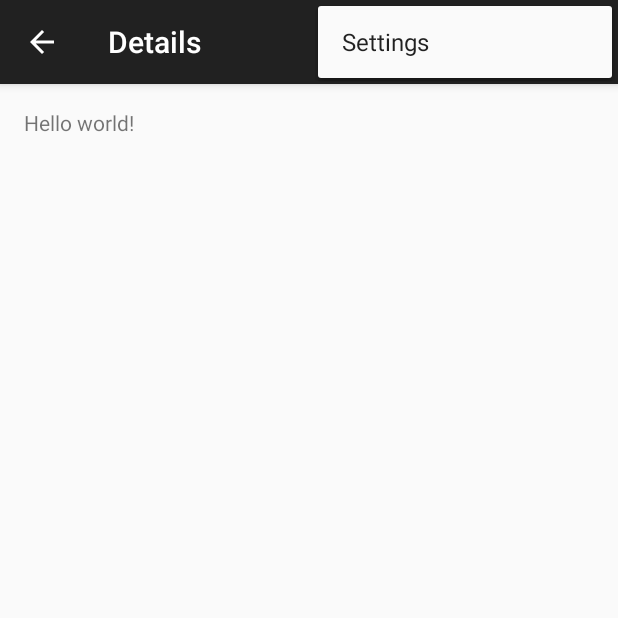
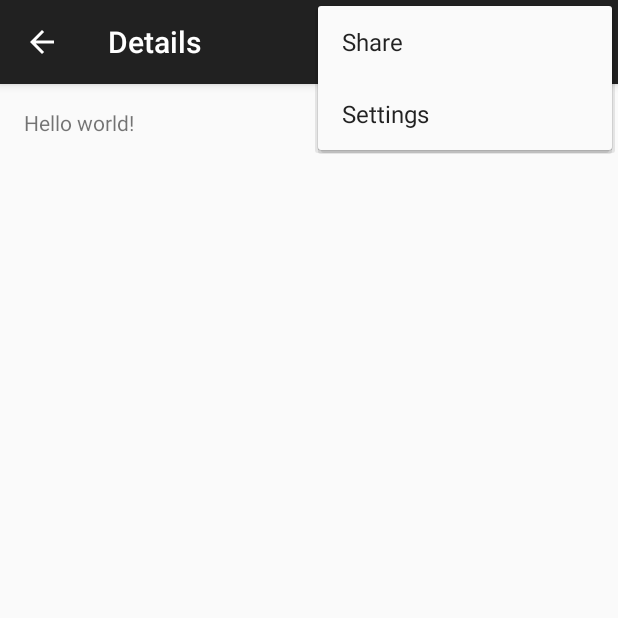
Before and after one commit to artemdemo/android-nerd-guide, an Android app: the DetailActivity screen opened directly, with no data from a screen before it, with the options menu open, on a phone screen of 412 x 824 dp, the top half of it. Run offline under Robolectric (Android 15) with nearby library versions, the phone set to English and light mode, and no system bars.

Commit message:
Added sharing, still there is some bugs with functionality

```diff
--- a/USunWeather/app/src/main/java/me/artemdemo/usunweather/DetailActivity.java
+++ b/USunWeather/app/src/main/java/me/artemdemo/usunweather/DetailActivity.java
@@ -1,12 +1,16 @@
 package me.artemdemo.usunweather;
 
 import android.content.Intent;
+import android.support.v4.view.MenuItemCompat;
 import android.support.v7.app.ActionBarActivity;
 import android.support.v7.app.ActionBar;
 import android.support.v4.app.Fragment;
 import android.os.Bundle;
+import android.support.v7.widget.ShareActionProvider;
+import android.util.Log;
 import android.view.LayoutInflater;
 import android.view.Menu;
+import android.view.MenuInflater;
 import android.view.MenuItem;
 import android.view.View;
 import android.view.ViewGroup;
@@ -22,10 +26,11 @@ public class DetailActivity extends ActionBarActivity {
         setContentView(R.layout.activity_detail);
         if (savedInstanceState == null) {
             getSupportFragmentManager().beginTransaction()
-                    .add(R.id.container, new PlaceholderFragment())
+                    .add(R.id.container, new DetailFragment())
                     .commit();
         }
     }
+
 
 
     @Override
@@ -54,9 +59,31 @@ public class DetailActivity extends ActionBarActivity {
     /**
      * A placeholder fragment containing a simple view.
      */
-    public static class PlaceholderFragment extends Fragment {
+    public static class DetailFragment extends Fragment {
 
-        public PlaceholderFragment() {
+        private static final String LOG_TAG = DetailFragment.class.getSimpleName();
+
+        private static final String FORECAST_SHARE_HASHTAG = " #SunshineApp";
+        private String mForecastStr;
+
+        public DetailFragment() {
+            setHasOptionsMenu(true);
+        }
+
+        @Override
+        public void onCreateOptionsMenu(Menu menu, MenuInflater inflater) {
+            inflater.inflate(R.menu.detailfragment, menu);
+
+            MenuItem menuItem = menu.findItem(R.id.action_share);
+
+            ShareActionProvider mShareActionProvider =
+                    (ShareActionProvider) MenuItemCompat.getActionProvider(menuItem);
+
+            if (mShareActionProvider != null) {
+                mShareActionProvider.setShareIntent(createShareForecastIntent());
+            } else {
+                Log.d(LOG_TAG, "Share Action Provider is null...");
+            }
         }
 
         @Override
@@ -65,11 +92,20 @@ public class DetailActivity extends ActionBarActivity {
             View rootView = inflater.inflate(R.layout.fragment_detail, container, false);
             Intent intent = getActivity().getIntent();
             if ( intent != null && intent.hasExtra(Intent.EXTRA_TEXT) ) {
-                String forecastStr = intent.getStringExtra(Intent.EXTRA_TEXT);
+                mForecastStr = intent.getStringExtra(Intent.EXTRA_TEXT);
                 ((TextView)rootView.findViewById(R.id.detail_text))
-                        .setText(forecastStr);
+                        .setText(mForecastStr);
             }
             return rootView;
         }
+
+        private Intent createShareForecastIntent() {
+            Intent shareIntent = new Intent(Intent.ACTION_SEND);
+            shareIntent.addFlags(Intent.FLAG_ACTIVITY_CLEAR_WHEN_TASK_RESET);
+            shareIntent.setType("text/plain");
+            shareIntent.putExtra(Intent.EXTRA_TEXT,
+                    mForecastStr + FORECAST_SHARE_HASHTAG);
+            return shareIntent;
+        }
     }
 }
--- /dev/null
+++ b/USunWeather/app/src/main/res/menu/detailfragment.xml
@@ -0,0 +1,11 @@
+<?xml version="1.0" encoding="utf-8"?>
+<menu xmlns:android="http://schemas.android.com/apk/res/android"
+      xmlns:app="http://schemas.android.com/tools">
+
+    <item android:id="@+id/action_share"
+          android:title="@string/action_share"
+          app:showAsAction="always"
+          app:actionProviderClass="android.support.v7.widget.ShareActionProvider"/>
+
+
+</menu>
--- a/USunWeather/app/src/main/res/values/strings.xml
+++ b/USunWeather/app/src/main/res/values/strings.xml
@@ -14,4 +14,5 @@
     <string name="pref_units_metric">metric</string>
     <string name="pref_units_imperial">imperial</string>
     <string name="action_map">Map Location</string>
+    <string name="action_share">Share</string>
 </resources>
```
